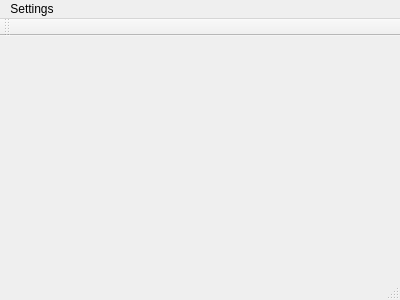
This is ui/squawk.ui in shunf4/squawk as Qt 5 draws it before an edit. The edited form follows.
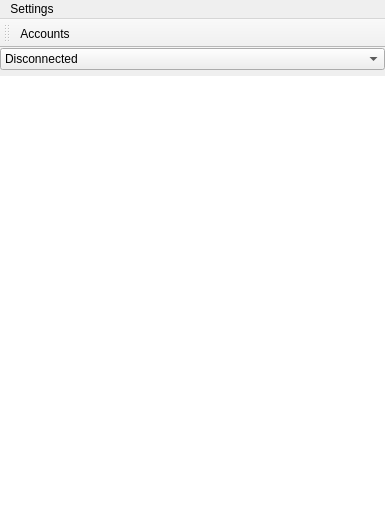
This is the edited form. Icons and pictures are not drawn.

Commit message: Roster model, account model, connection commena, connection report

The edit to the form file:
```diff
--- a/ui/squawk.ui
+++ b/ui/squawk.ui
@@ -6,40 +6,100 @@
    <rect>
     <x>0</x>
     <y>0</y>
-    <width>400</width>
-    <height>300</height>
+    <width>385</width>
+    <height>508</height>
    </rect>
   </property>
   <property name="windowTitle">
    <string>squawk</string>
   </property>
-  <widget class="QWidget" name="centralWidget"/>
+  <property name="toolButtonStyle">
+   <enum>Qt::ToolButtonFollowStyle</enum>
+  </property>
+  <widget class="QWidget" name="centralWidget">
+   <layout class="QGridLayout" name="gridLayout">
+    <property name="leftMargin">
+     <number>0</number>
+    </property>
+    <property name="topMargin">
+     <number>0</number>
+    </property>
+    <property name="rightMargin">
+     <number>0</number>
+    </property>
+    <property name="bottomMargin">
+     <number>0</number>
+    </property>
+    <item row="0" column="0">
+     <widget class="QComboBox" name="comboBox">
+      <property name="editable">
+       <bool>false</bool>
+      </property>
+      <property name="currentText">
+       <string>Disconnected</string>
+      </property>
+      <property name="currentIndex">
+       <number>1</number>
+      </property>
+      <item>
+       <property name="text">
+        <string>Available</string>
+       </property>
+       <property name="icon">
+        <iconset theme="im-user-online"/>
+       </property>
+      </item>
+      <item>
+       <property name="text">
+        <string>Disconnected</string>
+       </property>
+       <property name="icon">
+        <iconset theme="im-user-offline"/>
+       </property>
+      </item>
+     </widget>
+    </item>
+    <item row="1" column="0">
+     <widget class="QTreeView" name="roster">
+      <property name="frameShape">
+       <enum>QFrame::NoFrame</enum>
+      </property>
+      <property name="frameShadow">
+       <enum>QFrame::Sunken</enum>
+      </property>
+      <attribute name="headerVisible">
+       <bool>false</bool>
+      </attribute>
+     </widget>
+    </item>
+   </layout>
+  </widget>
   <widget class="QMenuBar" name="menuBar">
    <property name="geometry">
     <rect>
      <x>0</x>
      <y>0</y>
-     <width>400</width>
+     <width>385</width>
      <height>27</height>
     </rect>
    </property>
-   <widget class="QMenu" name="menu">
+   <widget class="QMenu" name="menuSettings">
     <property name="title">
      <string>Settings</string>
     </property>
     <addaction name="actionAccounts"/>
    </widget>
-   <addaction name="menu"/>
+   <addaction name="menuSettings"/>
   </widget>
   <widget class="QToolBar" name="mainToolBar">
    <attribute name="toolBarArea">
     <enum>TopToolBarArea</enum>
    </attribute>
    <attribute name="toolBarBreak">
-    <bool>true</bool>
+    <bool>false</bool>
    </attribute>
+   <addaction name="actionAccounts"/>
   </widget>
-  <widget class="QStatusBar" name="statusBar"/>
   <action name="actionAccounts">
    <property name="text">
     <string>Accounts</string>
```
Left out of the diff: 4 changed lines with no effect on the pictures. The commit also changes 11 other files.
